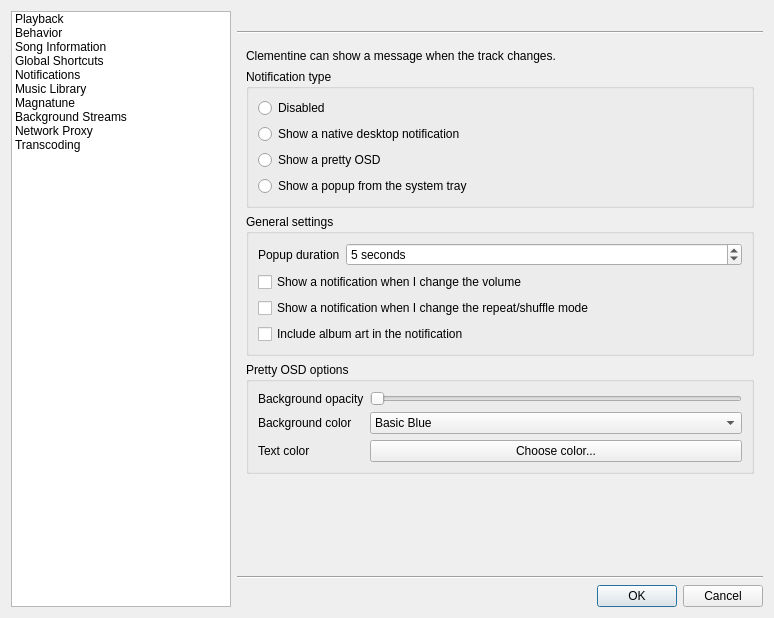
First picture: the form in src/ui/settingsdialog.ui, repository clementine-player/Clementine, before the edit.
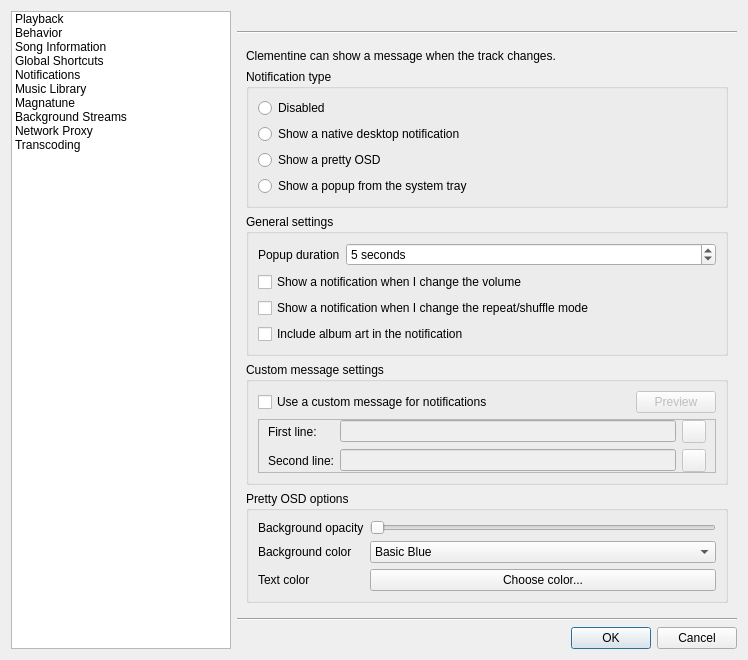
Second picture: the form after the edit. The open tabs and pages were chosen to show the change. Icons and pictures are not drawn. Custom widgets are drawn as their Qt base class.

Commit message: Add an option to customize OSD message on song change

```diff
--- a/src/ui/settingsdialog.ui
+++ b/src/ui/settingsdialog.ui
@@ -6,8 +6,8 @@
    <rect>
     <x>0</x>
     <y>0</y>
-    <width>774</width>
-    <height>618</height>
+    <width>748</width>
+    <height>642</height>
    </rect>
   </property>
   <property name="windowTitle">
@@ -851,6 +851,125 @@
            </layout>
           </widget>
          </item>
+         <item>
+          <widget class="QGroupBox" name="notifications_custom_text_group">
+           <property name="title">
+            <string>Custom message settings</string>
+           </property>
+           <layout class="QVBoxLayout" name="verticalLayout_26">
+            <item>
+             <widget class="QFrame" name="frame_2">
+              <property name="frameShape">
+               <enum>QFrame::NoFrame</enum>
+              </property>
+              <property name="frameShadow">
+               <enum>QFrame::Plain</enum>
+              </property>
+              <property name="lineWidth">
+               <number>0</number>
+              </property>
+              <layout class="QHBoxLayout" name="horizontalLayout_7">
+               <property name="margin">
+                <number>0</number>
+               </property>
+               <item>
+                <widget class="QCheckBox" name="notifications_custom_text_enabled">
+                 <property name="text">
+                  <string>Use a custom message for notifications</string>
+                 </property>
+                </widget>
+               </item>
+               <item>
+                <widget class="QPushButton" name="notifications_preview">
+                 <property name="enabled">
+                  <bool>false</bool>
+                 </property>
+                 <property name="sizePolicy">
+                  <sizepolicy hsizetype="Fixed" vsizetype="Fixed">
+                   <horstretch>0</horstretch>
+                   <verstretch>0</verstretch>
+                  </sizepolicy>
+                 </property>
+                 <property name="text">
+                  <string>Preview</string>
+                 </property>
+                </widget>
+               </item>
+              </layout>
+             </widget>
+            </item>
+            <item>
+             <widget class="QFrame" name="frame">
+              <property name="frameShape">
+               <enum>QFrame::StyledPanel</enum>
+              </property>
+              <property name="frameShadow">
+               <enum>QFrame::Plain</enum>
+              </property>
+              <property name="lineWidth">
+               <number>0</number>
+              </property>
+              <layout class="QGridLayout" name="gridLayout">
+               <property name="topMargin">
+                <number>0</number>
+               </property>
+               <property name="bottomMargin">
+                <number>0</number>
+               </property>
+               <item row="0" column="1">
+                <widget class="QLineEdit" name="notifications_custom_text1">
+                 <property name="enabled">
+                  <bool>false</bool>
+                 </property>
+                </widget>
+               </item>
+               <item row="0" column="2">
+                <widget class="QToolButton" name="notifications_exp_chooser1">
+                 <property name="enabled">
+                  <bool>false</bool>
+                 </property>
+                 <property name="text">
+                  <string/>
+                 </property>
+                </widget>
+               </item>
+               <item row="0" column="0">
+                <widget class="QLabel" name="label_19">
+                 <property name="text">
+                  <string>First line:</string>
+                 </property>
+                </widget>
+               </item>
+               <item row="1" column="0">
+                <widget class="QLabel" name="label_20">
+                 <property name="text">
+                  <string>Second line:</string>
+                 </property>
+                </widget>
+               </item>
+               <item row="1" column="1">
+                <widget class="QLineEdit" name="notifications_custom_text2">
+                 <property name="enabled">
+                  <bool>false</bool>
+                 </property>
+                </widget>
+               </item>
+               <item row="1" column="2">
+                <widget class="QToolButton" name="notifications_exp_chooser2">
+                 <property name="enabled">
+                  <bool>false</bool>
+                 </property>
+                 <property name="text">
+                  <string/>
+                 </property>
+                </widget>
+               </item>
+              </layout>
+             </widget>
+            </item>
+           </layout>
+          </widget>
+         </item>
          <item>
           <widget class="QGroupBox" name="notifications_pretty_group">
            <property name="title">
```
Left out of the diff: 98 changed lines with no effect on the pictures. The commit also changes 58 other files.
